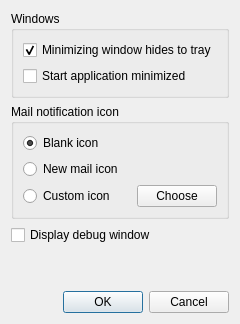
Above: app/SysTray-X/preferences.ui from Ximi1970/systray-x before the change. Below: the same form after it.
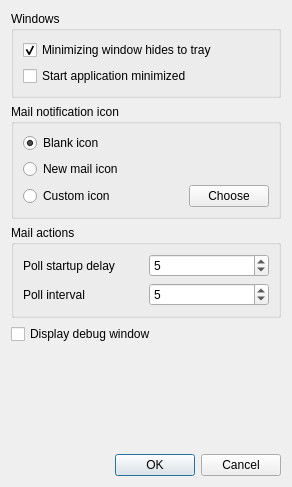
That is the form after the change.

Commit message: Add poll timing options in app, sync

```diff
--- a/app/SysTray-X/preferences.ui
+++ b/app/SysTray-X/preferences.ui
@@ -7,19 +7,14 @@
     <x>0</x>
     <y>0</y>
     <width>292</width>
-    <height>326</height>
+    <height>487</height>
    </rect>
   </property>
   <property name="windowTitle">
    <string>SysTray-X Preferences</string>
   </property>
-  <layout class="QVBoxLayout" name="verticalLayout_5">
-   <property name="sizeConstraint">
-    <enum>QLayout::SetFixedSize</enum>
-   </property>
-   <item>
-    <layout class="QVBoxLayout" name="verticalLayout_4">
-     <item>
+  <layout class="QGridLayout" name="gridLayout">
+   <item row="0" column="0">
       <widget class="QGroupBox" name="groupBox">
        <property name="title">
         <string>Windows</string>
@@ -45,7 +40,7 @@
        </layout>
       </widget>
      </item>
-     <item>
+   <item row="1" column="0">
       <widget class="QGroupBox" name="iconTypeGroupBox">
        <property name="title">
         <string>Mail notification icon</string>
@@ -155,29 +150,82 @@
        </layout>
       </widget>
      </item>
+   <item row="2" column="0">
+    <widget class="QGroupBox" name="groupBox_2">
+     <property name="title">
+      <string>Mail actions</string>
+     </property>
+     <layout class="QVBoxLayout" name="verticalLayout_5">
      <item>
+       <layout class="QVBoxLayout" name="verticalLayout_4">
+        <item>
+         <layout class="QHBoxLayout" name="horizontalLayout_4">
+          <item>
+           <widget class="QLabel" name="pollStartupDelayLabel">
+            <property name="text">
+             <string>Poll startup delay</string>
+            </property>
+           </widget>
+          </item>
+          <item>
+           <widget class="QSpinBox" name="pollStartupDelaySpinBox">
+            <property name="minimum">
+             <number>1</number>
+            </property>
+            <property name="value">
+             <number>5</number>
+            </property>
+           </widget>
+          </item>
+         </layout>
+        </item>
+        <item>
+         <layout class="QHBoxLayout" name="horizontalLayout_5">
+          <item>
+           <widget class="QLabel" name="pollIntervalLabel">
+            <property name="text">
+             <string>Poll interval</string>
+            </property>
+           </widget>
+          </item>
+          <item>
+           <widget class="QSpinBox" name="pollIntervalSpinBox">
+            <property name="minimum">
+             <number>1</number>
+            </property>
+            <property name="value">
+             <number>5</number>
+            </property>
+           </widget>
+          </item>
+         </layout>
+        </item>
+       </layout>
+      </item>
+     </layout>
+    </widget>
+   </item>
+   <item row="3" column="0">
       <widget class="QCheckBox" name="debugWindowCheckBox">
        <property name="text">
         <string>Display debug window</string>
        </property>
       </widget>
      </item>
-     <item>
+   <item row="4" column="0">
       <spacer name="verticalSpacer">
        <property name="orientation">
         <enum>Qt::Vertical</enum>
        </property>
        <property name="sizeHint" stdset="0">
         <size>
-         <width>20</width>
-         <height>40</height>
+       <width>239</width>
+       <height>36</height>
         </size>
        </property>
       </spacer>
      </item>
-    </layout>
-   </item>
-   <item>
+   <item row="5" column="0">
     <widget class="QDialogButtonBox" name="buttonBox">
      <property name="orientation">
       <enum>Qt::Horizontal</enum>
```
Lines whose indentation alone changed are shown as unchanged. The commit also changes 9 other files.
